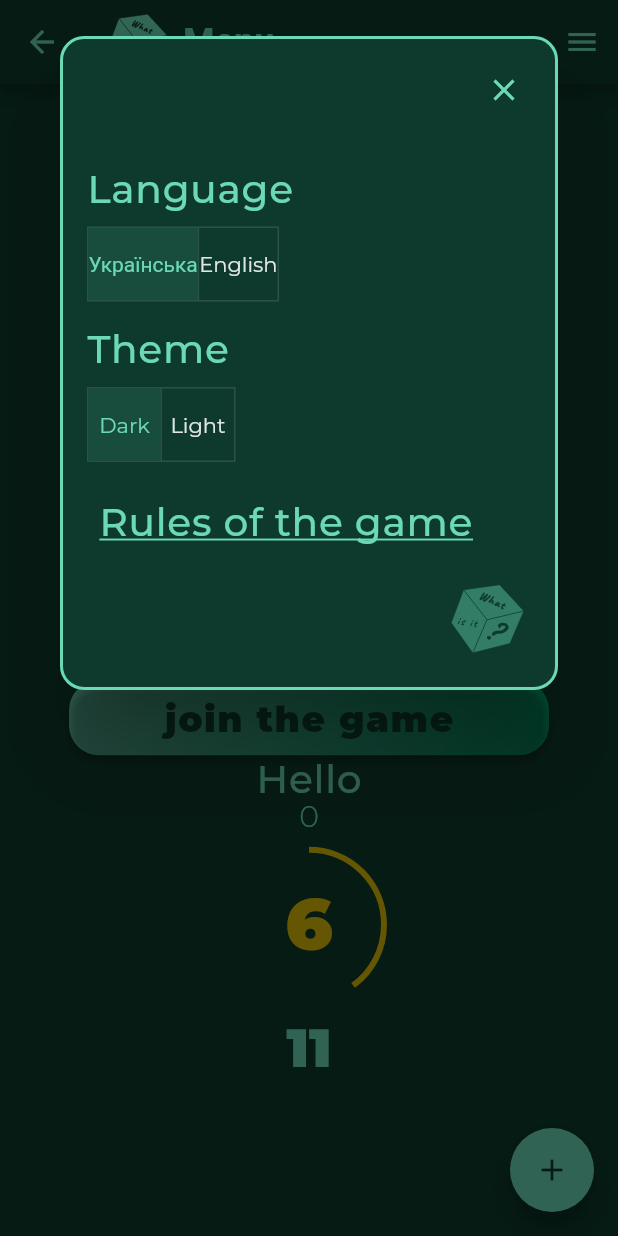
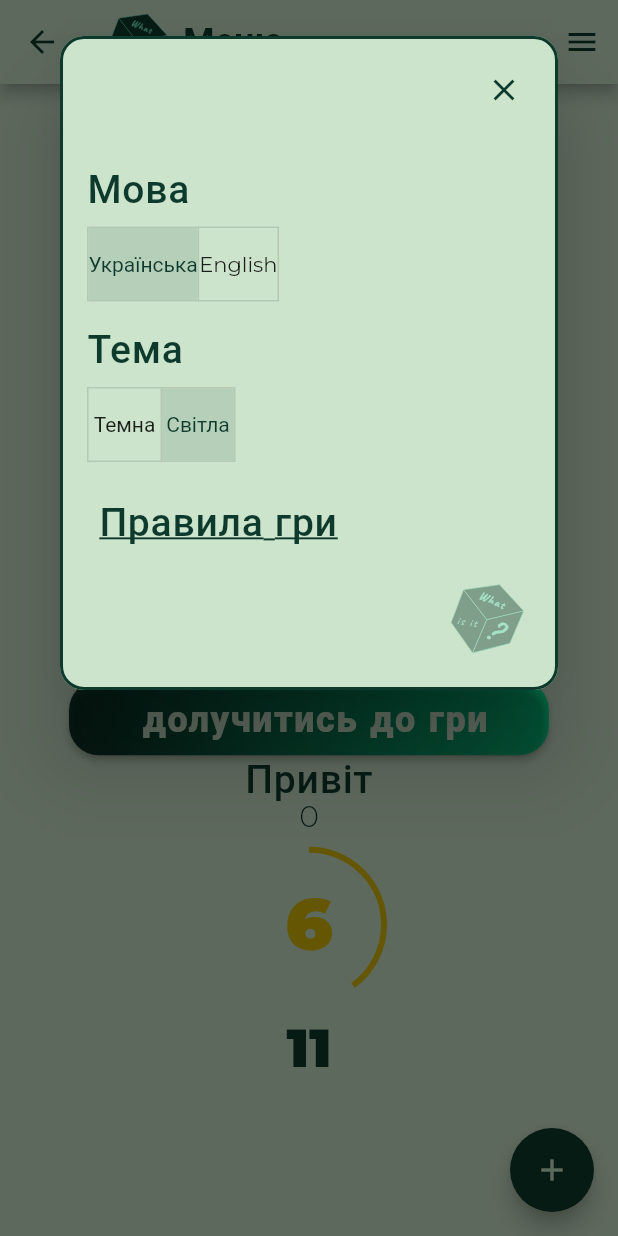
Before and after one commit to yutaDV/wordplay, a Flutter app: the screen it shows after launch, after a tap on the "menu" icon, on a phone screen of 412 x 824 dp. Run offline on Flutter 3.47's test engine with Material 2 defaults, Android fonts, the phone set to English and light mode, and no system bars; our stand-ins replace cloud_firestore, firebase_core, flutter_svg; accounts and stored records are empty; generated files the repository leaves out were written again; project files that could hold a hidden picture were left out.

Commit message:
locale ok

```diff
--- a/lib/controllers/theme_controler.dart
+++ /dev/null
@@ -1,15 +0,0 @@
-import 'package:flutter/material.dart';
-
-class ThemeController {
-  static bool isDarkTheme = true;
-  static ValueNotifier<bool> themeNotifier = ValueNotifier<bool>(isDarkTheme);
-
-  static ThemeData getTheme() {
-    return isDarkTheme ? ThemeData.dark() : ThemeData.light();
-  }
-
-  static void switchTheme() {
-    isDarkTheme = !isDarkTheme;
-    themeNotifier.value = isDarkTheme;
-  }
-}
--- /dev/null
+++ b/lib/controllers/theme_controller.dart
@@ -0,0 +1,22 @@
+import 'package:flutter/material.dart';
+
+class ThemeController {
+  static bool isDarkTheme = false;
+  static Locale currentLocale = const Locale('uk');
+  static final ValueNotifier<bool> themeNotifier = ValueNotifier<bool>(false);
+  static final ValueNotifier<Locale> localeNotifier = ValueNotifier<Locale>(currentLocale);
+
+  static ThemeData getTheme() {
+    return themeNotifier.value ? ThemeData.dark() : ThemeData.light();
+  }
+
+  static void switchTheme() {
+    isDarkTheme = !isDarkTheme;
+    themeNotifier.value = isDarkTheme;
+  }
+
+  static void changeLocale(Locale newLocale) {
+    currentLocale = newLocale;
+    localeNotifier.value = currentLocale;
+  }
+}
--- a/lib/game_app.dart
+++ b/lib/game_app.dart
@@ -1,5 +1,6 @@
 import 'package:flutter/material.dart';
 import 'package:flutter_localizations/flutter_localizations.dart';
+
 import 'package:wordplay/repositories/game_repository.dart';
 import 'package:wordplay/themes/theme.dart';
 import 'package:wordplay/ui/widget/app_bar.dart';
@@ -7,7 +8,7 @@ import 'package:wordplay/ui/widget/logo.dart';
 import 'package:wordplay/ui/widget/main_button.dart';
 import 'package:wordplay/repositories/word_repository.dart';
 import 'package:wordplay/ui/widget/timer.dart';
-import 'controllers/theme_controler.dart';
+import 'controllers/theme_controller.dart';
 import 'dialogs/add_word_dialog.dart';
 import 'dialogs/join_game_dialog.dart';
 import 'dialogs/new_game_dialog.dart';
@@ -20,12 +21,15 @@ class GameApp extends StatelessWidget {
   Widget build(BuildContext context) {
     return ValueListenableBuilder(
       valueListenable: ThemeController.themeNotifier,
-      builder: (context, value, child) {
+      builder: (context, themeValue, child) {
+        return ValueListenableBuilder(
+          valueListenable: ThemeController.localeNotifier,
+          builder: (context, localeValue, child) {
             return MaterialApp(
               title: 'Flutter Demo',
-          theme: value ? AppThemes.darkTheme : AppThemes.lightTheme,
+              theme: themeValue ? AppThemes.darkTheme : AppThemes.lightTheme,
               darkTheme: AppThemes.darkTheme,
-          themeMode: value ? ThemeMode.dark : ThemeMode.light,
+              themeMode: themeValue ? ThemeMode.dark : ThemeMode.light,
               localizationsDelegates: const [
                 S.delegate,
                 GlobalMaterialLocalizations.delegate,
@@ -33,8 +37,10 @@ class GameApp extends StatelessWidget {
                 GlobalCupertinoLocalizations.delegate,
               ],
               supportedLocales: S.delegate.supportedLocales,
-          locale: const Locale('en'),
-          home:  MyHomePage(title: 'Flutter Demo Home Page'),
+              locale: localeValue,
+              home: MyHomePage(title: 'Flutter Demo Home Page'),
+            );
+          },
         );
       },
     );
@@ -67,7 +73,7 @@ class _MyHomePageState extends State<MyHomePage> {
     return Scaffold(
       appBar:  MyAppBar(
       pageTitle: S.of(context).menu,
-      showBackButton: true, // Якщо потрібно показати кнопку "назад"
+      showBackButton: true,
     ),
       body: Center(
         child: Column(
--- a/lib/ui/widget/app_bar.dart
+++ b/lib/ui/widget/app_bar.dart
@@ -44,7 +44,7 @@ class MyAppBar extends StatelessWidget implements PreferredSizeWidget {
             showDialog(
               context: context,
               builder: (BuildContext context) {
-                return BurgerMenu(); // Виклик бургер-меню
+                return const BurgerMenu();
               },
             );
           },
--- a/lib/ui/widget/burger_menu.dart
+++ b/lib/ui/widget/burger_menu.dart
@@ -1,5 +1,5 @@
 import 'package:flutter/material.dart';
-import '../../controllers/theme_controler.dart';
+import '../../controllers/theme_controller.dart';
 import '../../generated/l10n.dart';
 import 'logo.dart';
 
@@ -61,20 +61,24 @@ class _BurgerMenuState extends State<BurgerMenu> {
                   Text('English'),
                 ],
                 onPressed: (int index) {
-                  // Handle button tap
+                  if (index == 0) {
+                    ThemeController.changeLocale(const Locale('uk'));
+                  } else {
+                    ThemeController.changeLocale(const Locale('en'));
+                  }
                 },
               ),
             ),
             const SizedBox(height: 16),
             Padding(
-              padding: EdgeInsets.symmetric(horizontal: 16.0),
+              padding: const EdgeInsets.symmetric(horizontal: 16.0),
               child: Text(S.of(context).theme, style: theme.textTheme.titleMedium),
             ),
             const SizedBox(height: 10),
             Padding(
-              padding: EdgeInsets.symmetric(horizontal: 16.0),
+              padding: const EdgeInsets.symmetric(horizontal: 16.0),
               child: ToggleButtons(
-                isSelected: [ThemeController.isDarkTheme, !ThemeController.isDarkTheme], // Приклад вибору, використовуйте власну логіку
+                isSelected: [ThemeController.isDarkTheme, !ThemeController.isDarkTheme],
                 children: [
                   Text(S.of(context).dark),
                   Text(S.of(context).light),
```
Lines whose indentation alone changed are shown as unchanged.
